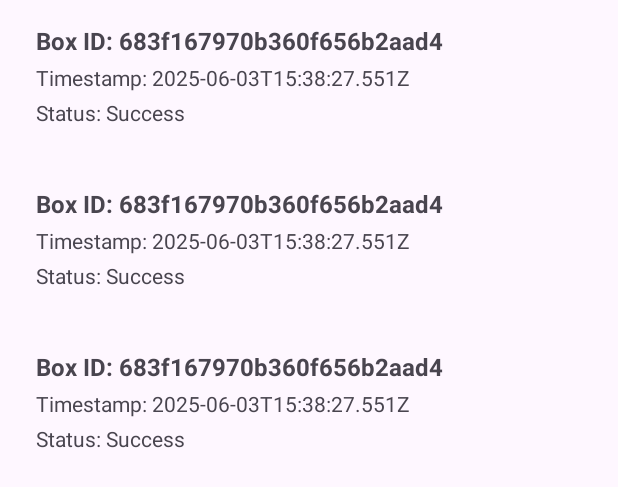
After one commit to ProkrastinatorjiTeam/pametni-paketnik, an Android app: the layout activity_unlock_history.xml on its own in the app's theme, with its tools: preview values and no code run, on a phone screen of 412 x 824 dp. The commit adds this screen. Shown: the top 487 px of the screen. Run offline under Robolectric (Android 15) with nearby library versions, the phone set to English and light mode, and no system bars.

Commit message:
Added unlock history to app

```diff
--- a/PJ/app/build.gradle.kts
+++ b/PJ/app/build.gradle.kts
@@ -52,6 +52,8 @@ dependencies {
     implementation("commons-io:commons-io:2.11.0") // For converting file to byte array
     implementation("io.coil-kt:coil:2.5.0") // For image resizing
 
+    implementation("com.squareup.okhttp3:okhttp-urlconnection:4.9.3")
+
     // CameraX dependencies
     implementation("androidx.camera:camera-core:1.4.0")
     implementation("androidx.camera:camera-view:1.4.0")
--- a/PJ/app/src/main/AndroidManifest.xml
+++ b/PJ/app/src/main/AndroidManifest.xml
@@ -21,6 +21,9 @@
         android:supportsRtl="true"
         android:theme="@style/Theme.Paketnikapp"
         tools:targetApi="31">
+        <activity
+            android:name=".UnlockHistoryActivity"
+            android:exported="false" />
         <activity
             android:name=".FaceVerifyActivity"
             android:exported="false" />
--- /dev/null
+++ b/PJ/app/src/main/res/layout/activity_unlock_history.xml
@@ -0,0 +1,42 @@
+<?xml version="1.0" encoding="utf-8"?>
+<androidx.constraintlayout.widget.ConstraintLayout xmlns:android="http://schemas.android.com/apk/res/android"
+    xmlns:app="http://schemas.android.com/apk/res-auto"
+    xmlns:tools="http://schemas.android.com/tools"
+    android:layout_width="match_parent"
+    android:layout_height="match_parent"
+    tools:context=".UnlockHistoryActivity">
+
+    <androidx.recyclerview.widget.RecyclerView
+        android:id="@+id/recyclerViewUnlockHistory"
+        android:layout_width="0dp"
+        android:layout_height="0dp"
+        app:layout_constraintTop_toTopOf="parent"
+        app:layout_constraintBottom_toBottomOf="parent"
+        app:layout_constraintStart_toStartOf="parent"
+        app:layout_constraintEnd_toEndOf="parent"
+        tools:listitem="@layout/item_unlock_event" />
+
+    <TextView
+        android:id="@+id/textViewNoHistory"
+        android:layout_width="wrap_content"
+        android:layout_height="wrap_content"
+        android:text="No unlock history found."
+        android:textSize="18sp"
+        android:visibility="gone"
+        app:layout_constraintTop_toTopOf="parent"
+        app:layout_constraintBottom_toBottomOf="parent"
+        app:layout_constraintStart_toStartOf="parent"
+        app:layout_constraintEnd_toEndOf="parent" />
+
+    <ProgressBar
+        android:id="@+id/progressBarHistory"
+        style="?android:attr/progressBarStyle"
+        android:layout_width="wrap_content"
+        android:layout_height="wrap_content"
+        android:visibility="gone"
+        app:layout_constraintTop_toTopOf="parent"
+        app:layout_constraintBottom_toBottomOf="parent"
+        app:layout_constraintStart_toStartOf="parent"
+        app:layout_constraintEnd_toEndOf="parent" />
+
+</androidx.constraintlayout.widget.ConstraintLayout>
--- /dev/null
+++ b/PJ/app/src/main/res/layout/item_unlock_event.xml
@@ -0,0 +1,37 @@
+<?xml version="1.0" encoding="utf-8"?>
+<LinearLayout xmlns:android="http://schemas.android.com/apk/res/android"
+    xmlns:tools="http://schemas.android.com/tools"
+    android:layout_width="match_parent"
+    android:layout_height="wrap_content"
+    android:orientation="vertical"
+    android:padding="16dp"
+    android:background="?android:attr/selectableItemBackground"
+    android:layout_marginBottom="8dp"
+    android:layout_marginStart="8dp"
+    android:layout_marginEnd="8dp"
+    android:elevation="2dp">
+
+    <TextView
+        android:id="@+id/textViewBoxId"
+        android:layout_width="wrap_content"
+        android:layout_height="wrap_content"
+        android:textSize="16sp"
+        android:textStyle="bold"
+        tools:text="Box ID: 683f167970b360f656b2aad4" />
+
+    <TextView
+        android:id="@+id/textViewTimestamp"
+        android:layout_width="wrap_content"
+        android:layout_height="wrap_content"
+        android:textSize="14sp"
+        android:layout_marginTop="4dp"
+        tools:text="Timestamp: 2025-06-03T15:38:27.551Z" />
+
+    <TextView
+        android:id="@+id/textViewSuccess"
+        android:layout_width="wrap_content"
+        android:layout_height="wrap_content"
+        android:textSize="14sp"
+        android:layout_marginTop="4dp"
+        tools:text="Status: Success" />
+</LinearLayout>
--- a/PJ/app/src/main/res/menu/drawer_menu.xml
+++ b/PJ/app/src/main/res/menu/drawer_menu.xml
@@ -8,4 +8,9 @@
         android:id="@+id/nav_update_face"
         android:icon="@android:drawable/ic_menu_camera"
         android:title="Update Face" />
+
+    <item
+        android:id="@+id/nav_unlock_history"
+        android:icon="@android:drawable/ic_menu_recent_history"
+        android:title="Unlock History" />
 </menu>
```
Also changed, not shown: PJ/app/src/main/java/com/example/paketnik_app/AuthApiService.kt (+19 -0 lines), PJ/app/src/main/java/com/example/paketnik_app/AuthRetrofitClient.kt (+11 -0 lines), PJ/app/src/main/java/com/example/paketnik_app/MainActivity.kt (+8 -2 lines), PJ/app/src/main/java/com/example/paketnik_app/UnlockHistoryActivity.kt (added, +82 -0 lines), PJ/app/src/main/java/com/example/paketnik_app/UnlockHistoryAdatpter.kt (added, +56 -0 lines).
